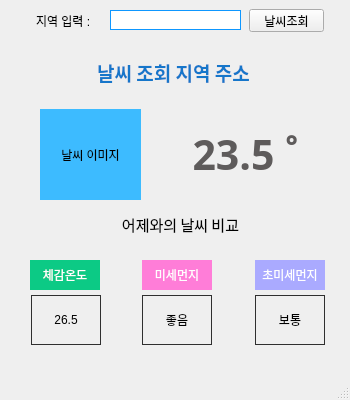
Before: the Qt Designer form ui/weatherAppUi.ui in gyojincompany/weatherApplication231102, drawn with Qt 5.
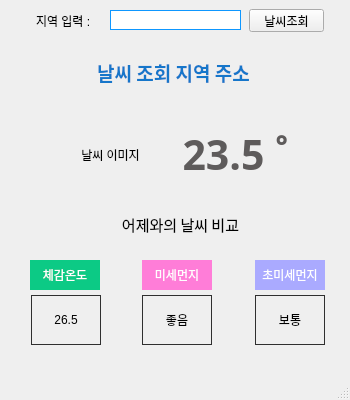
After: the same form once the commit is applied.

Commit message: 날씨 이미지출력 기능 추가

```diff
--- a/ui/weatherAppUi.ui
+++ b/ui/weatherAppUi.ui
@@ -83,14 +83,14 @@
    <widget class="QLabel" name="weather_imageLabel">
     <property name="geometry">
      <rect>
-      <x>40</x>
+      <x>60</x>
       <y>109</y>
       <width>101</width>
       <height>91</height>
      </rect>
     </property>
     <property name="styleSheet">
-     <string notr="true">background-color:rgb(61, 187, 255)</string>
+     <string notr="true"/>
     </property>
     <property name="text">
      <string>날씨 이미지</string>
@@ -102,7 +102,7 @@
    <widget class="QLabel" name="temper_label">
     <property name="geometry">
      <rect>
-      <x>160</x>
+      <x>150</x>
       <y>109</y>
       <width>171</width>
       <height>91</height>
```
The commit also changes 1 other file.
